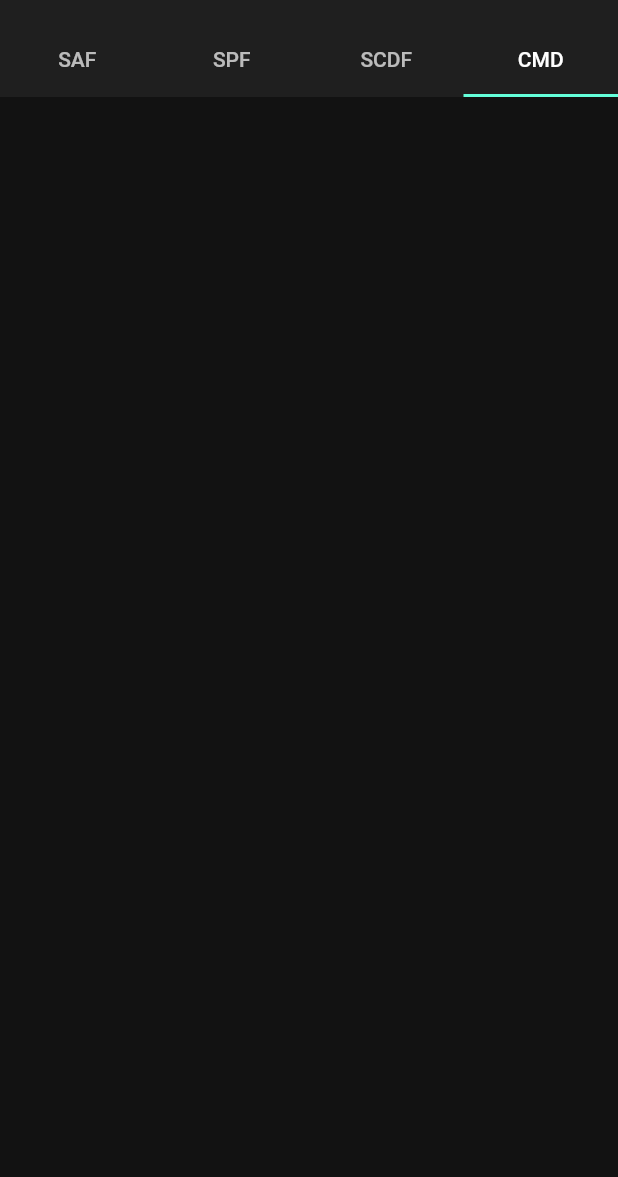
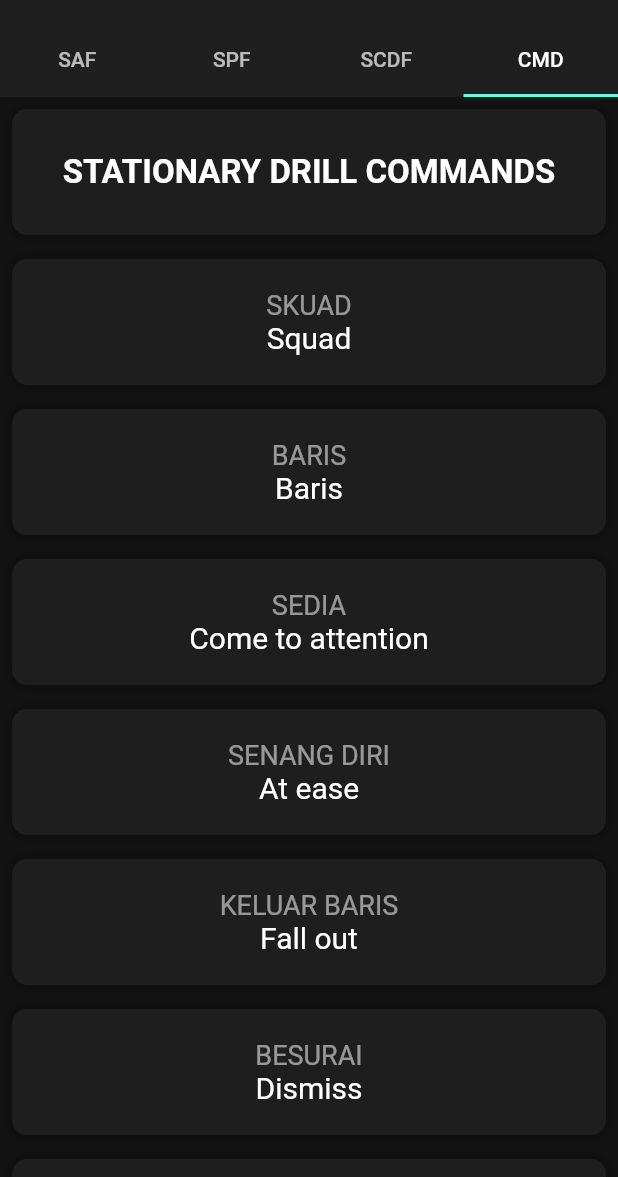
Before and after one commit to ngwx1996/NS-Tracker, a Flutter app: the RanksCommands screen opened by its route, tab 4 chosen, on a phone screen of 412 x 824 dp, the part 59-1236 px from its top. Run offline on Flutter 3.47's test engine with Material 2 defaults, Android fonts, the phone set to English and light mode, and no system bars; our stand-ins replace flip_card, flutter_calendar_carousel, flutter_datetime_picker, flutter_icons, numberpicker, percent_indicator and 1 more; accounts and stored records are empty.

Commit message:
Added commands in RankCommand Page

```diff
--- a/lib/constants.dart
+++ b/lib/constants.dart
@@ -2,7 +2,6 @@ import 'package:flutter/material.dart';
 
 const kBottomContainerHeight = 80.0;
 const kInactiveCardColor = Color(0xFF1E1E1E);
-//const kInactiveCardColor = Colors.white;
 const kBottomCardColor = Color(0xFFEB1555);
 
 const kLargeButtonTextStyle = TextStyle(
@@ -13,7 +12,6 @@ const kLargeButtonTextStyle = TextStyle(
 const kLabelTextStyle = TextStyle(
   fontSize: 18.0,
   color: Colors.white54,
-  //color: Color(0xFF8D8E98),
 );
 
 const kNumberTextStyle = TextStyle(
@@ -33,6 +31,19 @@ const kLabelSettingTextStyle = TextStyle(
   fontWeight: FontWeight.bold,
   color: Colors.white,
   //color: Color(0xFF8D8E98),
+);
+
+const kCommandTextStyle = TextStyle(
+  fontSize: 20.0,
+  fontWeight: FontWeight.normal,
+  color: Colors.white,
+  //color: Color(0xFF8D8E98),
+);
+
+const kCommandTitleTextStyle = TextStyle(
+  fontSize: 22.0,
+  fontWeight: FontWeight.bold,
+  color: Colors.white,
 );
 
 const rankNamesSAF = [
@@ -112,3 +123,59 @@ Map<String, List<String>> whichForceName = {
   'SPF': rankNamesSPF,
   'SCDF': rankNamesSCDF,
 };
+
+const malayCommands = [
+  'STATIONARY DRILL COMMANDS',
+  'SKUAD',
+  'BARIS',
+  'SEDIA',
+  'SENANG DIRI',
+  'KELUAR BARIS',
+  'BESURAI',
+  'SEMULA',
+  'DIAM',
+  'KE KANAN LU RUS',
+  'PANDANG KE HADAPAN PANDANG',
+  'PANDANG KE KANAN/KIRI PANDANG',
+  'DARI KANAN BILANG',
+  'MASUK BARIS',
+  'MARCHING DRILL COMMANDS',
+  'KE KANAN/KIRI/BELAKANG PU SING',
+  'BEGERAK KE KIRI/KANAN BERTIGA TIGA',
+  'AKAN MEHADAP KE HADAPAN/BELAKANG',
+  'DARI KIRI/KANAN',
+  'CEPAT JALAN',
+  'BERHENTI',
+  'HENTAK KAKI CEPAT HENTAK',
+  'MAJU',
+  'CEPAT LA RI',
+  'HORMAT',
+];
+
+const englishCommand = [
+  '',
+  'Squad',
+  'Baris',
+  'Come to attention',
+  'At ease',
+  'Fall out',
+  'Dismiss',
+  'Again',
+  'Quiet',
+  'Take dressing from the right',
+  'Face the front',
+  'Face the right/left',
+  'Number off from the right',
+  'Get on parade',
+  '',
+  'Turn to the right/left/back',
+  'March to the left/right in threes',
+  'Face the front/back',
+  'Take dressing from left/right',
+  'Walk',
+  'Stop',
+  'March on the spot',
+  'March forward',
+  'Run',
+  'Salute',
+];
--- a/lib/ranks_commands_page.dart
+++ b/lib/ranks_commands_page.dart
@@ -1,4 +1,6 @@
 import 'package:flutter/material.dart';
+import 'package:ns_tracker/constants.dart';
+import 'package:ns_tracker/reusable_card.dart';
 import 'rank_display.dart';
 
 class RanksCommands extends StatefulWidget {
@@ -117,6 +119,34 @@ class PageThree extends StatelessWidget {
 class PageFour extends StatelessWidget {
   @override
   Widget build(BuildContext context) {
-    return Container();
+    return ListView.builder(
+      itemExtent: 100,
+      itemCount: 25,
+      itemBuilder: (context, index) => Container(
+        child: ReusableCard(
+          onPress: () {},
+          clickColor: Color(0xFF1E1E1E),
+          cardChild: Column(
+            mainAxisAlignment: MainAxisAlignment.center,
+            crossAxisAlignment: CrossAxisAlignment.center,
+            children: <Widget>[
+              Text(
+                malayCommands[index],
+                style: index == 0 || index == 14
+                    ? kCommandTitleTextStyle
+                    : kLabelTextStyle,
+              ),
+              Visibility(
+                child: Text(
+                  englishCommand[index],
+                  style: kCommandTextStyle,
+                ),
+                visible: index == 0 || index == 14 ? false : true,
+              ),
+            ],
+          ),
+        ),
+      ),
+    );
   }
 }
```
